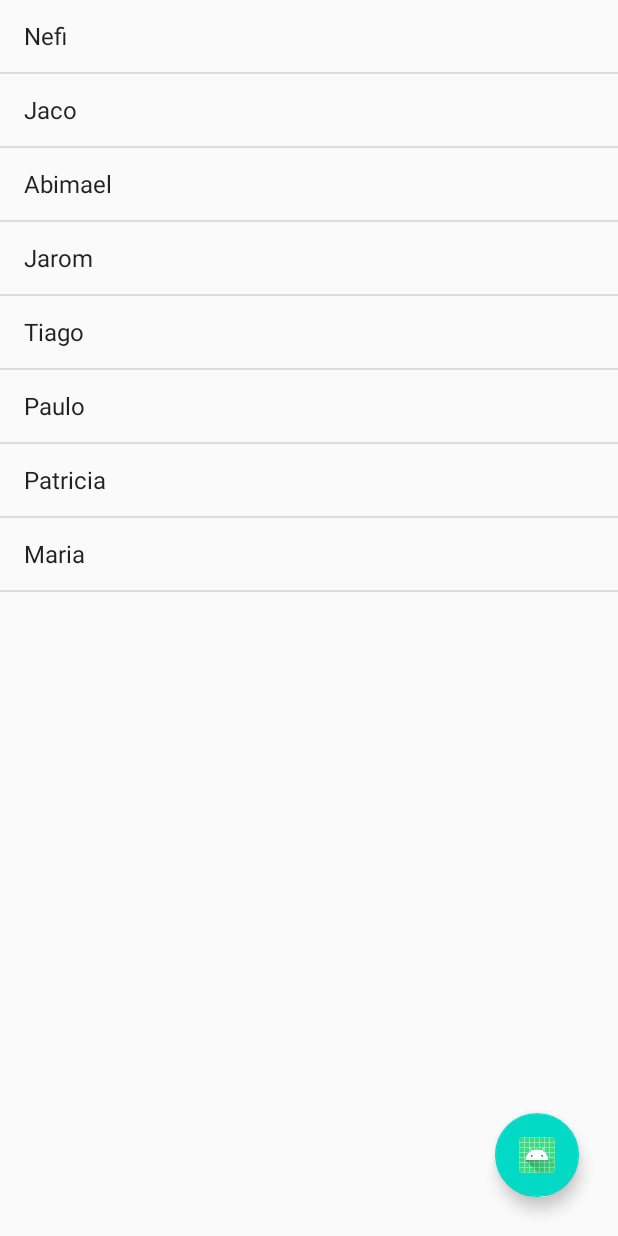
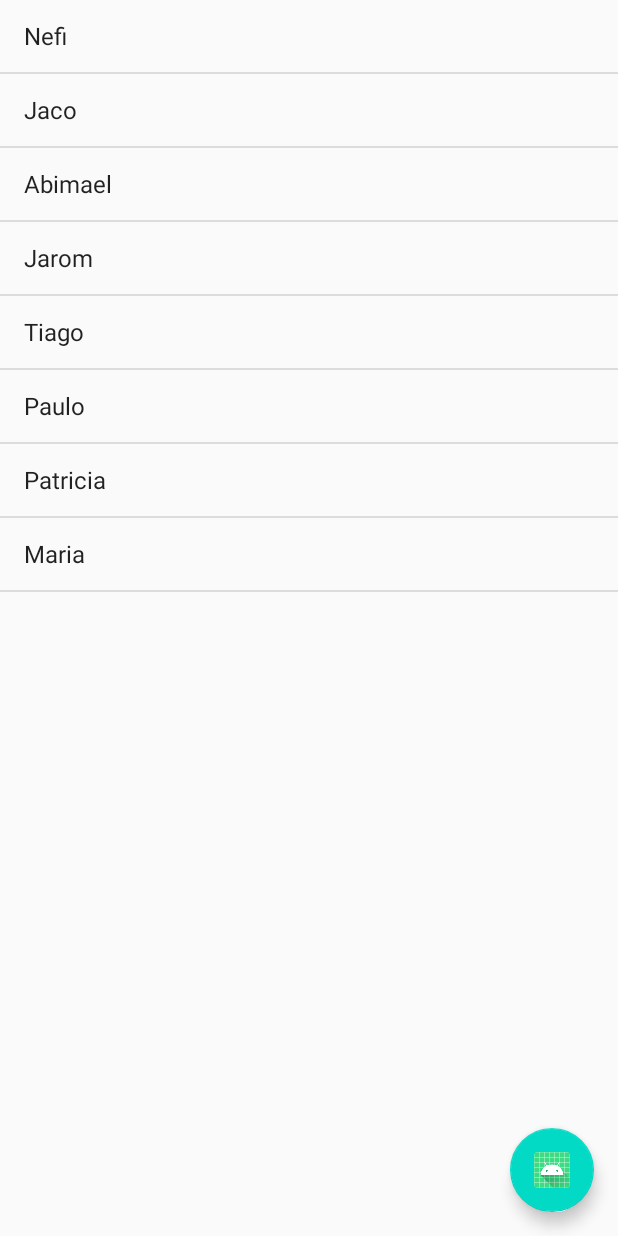
Before and after one commit to abimaelrsergio/funcionario, an Android app: the screen it shows after launch (MainActivity), on a phone screen of 412 x 824 dp. Run offline under Robolectric (Android 15) with nearby library versions, the phone set to English and light mode, and no system bars.

Commit message:
Atualização

```diff
--- a/app/src/main/res/layout/activity_main.xml
+++ b/app/src/main/res/layout/activity_main.xml
@@ -10,9 +10,9 @@
         android:layout_height="wrap_content"
         android:layout_alignParentEnd="true"
         android:layout_alignParentBottom="true"
-        android:layout_marginEnd="26dp"
-        android:layout_marginBottom="26dp"
+        android:layout_margin="16dp"
         android:clickable="true"
+        android:focusable="true"
         android:src="@mipmap/ic_launcher" />
 
     <ListView
```
